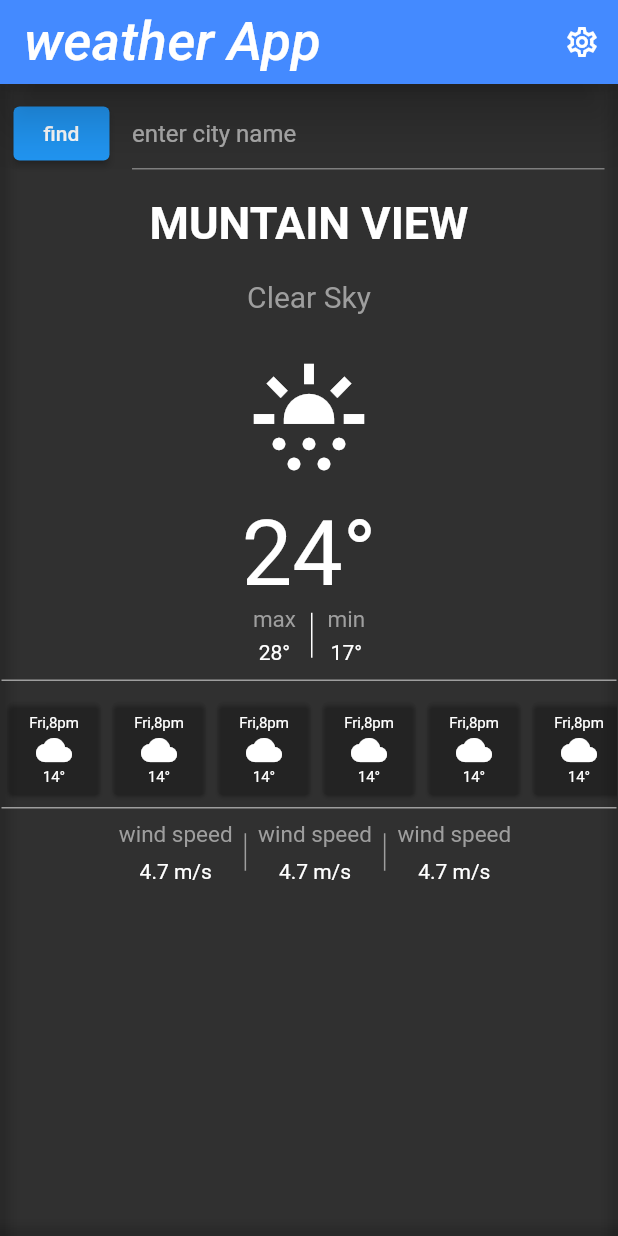
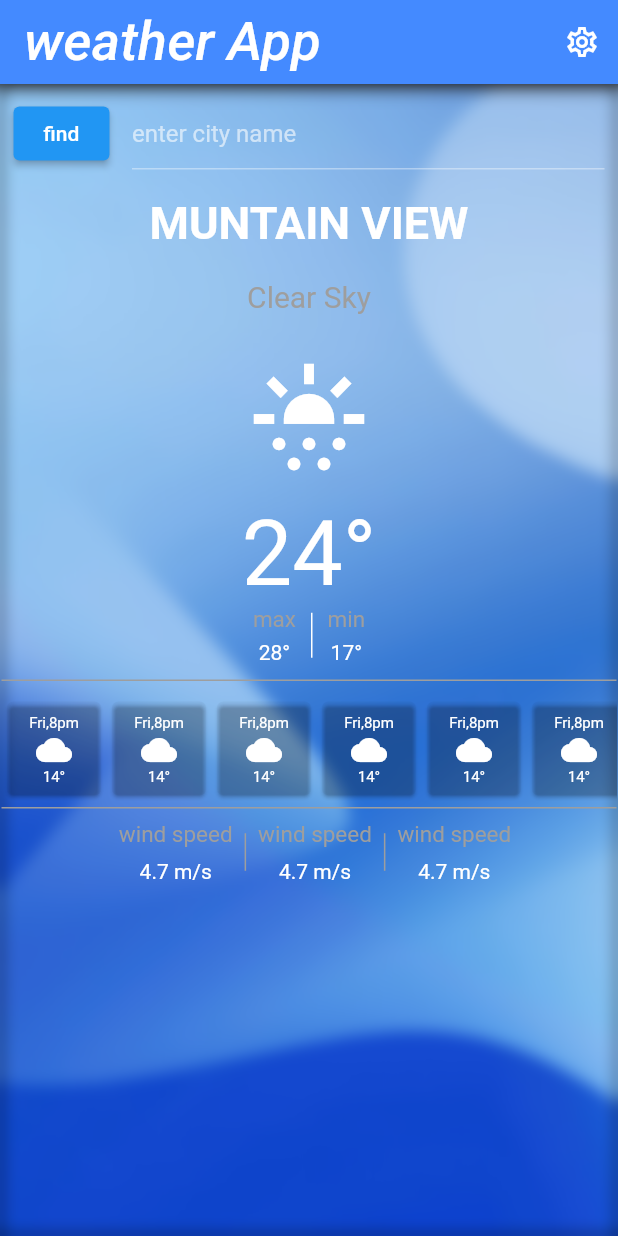
Before and after one commit to reza01/weather-app, a Flutter app: the screen it shows after launch, on a phone screen of 412 x 824 dp. Run offline on Flutter 3.47's test engine with Material 2 defaults, Android fonts, the phone set to English and light mode, and no system bars; our stand-ins replace dio; network calls fail; Roboto replaces fonts that are missing (Georgia, Hind).

Commit message:
1402/03/10 تغییرات در بک گراند برنامه

```diff
--- a/lib/main.dart
+++ b/lib/main.dart
@@ -45,8 +45,8 @@ class _MyAppState extends State<MyApp> {
   }
 
   void SendRequestCurrentWeather() async {
-
-    print("humidity >>>>------------------------------------------------------------" );
+    print(
+        "humidity >>>>------------------------------------------------------------");
     var apiKey = '5427f61cc3cd630eb45c9e9486f91aec';
     var cityName = 'tabriz';
     var response = await Dio().get(
@@ -72,9 +72,9 @@ class _MyAppState extends State<MyApp> {
         response.data["sys"]["sunset"]);
 
     print("humidity >>>>" +
-        response.data["wind"]["speed"].toString()+ "===" +
+        response.data["wind"]["speed"].toString() +
+        "===" +
         response.data["sys"]["country"].toString());
-
   }
 
   @override
@@ -83,7 +83,6 @@ class _MyAppState extends State<MyApp> {
       appBar: AppBar(
         backgroundColor: Colors.blueAccent,
         title: const Text('weather App'),
-        elevation: 15,
         actions: <Widget>[
           PopupMenuButton<String>(
             itemBuilder: (_) {
@@ -101,10 +100,10 @@ class _MyAppState extends State<MyApp> {
       body: Container(
         decoration: BoxDecoration(
           border: Border.all(color: Colors.black),
-          // image: DecorationImage(
-          // fit: BoxFit.cover,
-          // image: AssetImage('images/pxfuel.jpg'),
-          // )
+          image: DecorationImage(
+          fit: BoxFit.cover,
+          image: AssetImage('images/bg.jpg'),
+          )
         ),
         // color: Colors.black,
         child: BackdropFilter(
@@ -348,7 +347,6 @@ class _MyAppState extends State<MyApp> {
                   ],
                 ),
               ),
-
             ],
           ),
         ),
--- a/pubspec.yaml
+++ b/pubspec.yaml
@@ -59,8 +59,8 @@ flutter:
   uses-material-design: true
 
   # To add assets to your application, add an assets section, like this:
-  # assets:
-  #   - images/a_dot_burr.jpeg
+  assets:
+     - images/bg.jpg
   #   - images/a_dot_ham.jpeg
 
   # An image asset can refer to one or more resolution-specific "variants", see
```
Also changed, not shown: images/bg.jpg (added).
